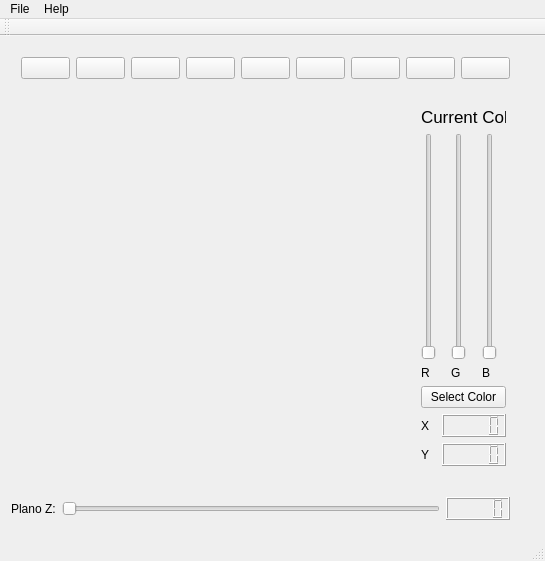
Qt form projeto/mainwindow.ui (davisouzaf/projetoProgramacao) before a commit.
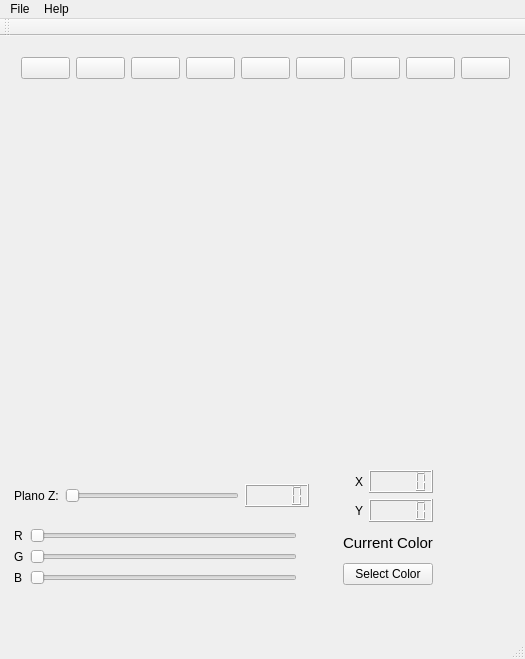
The same form after that commit. Icons and pictures are not drawn. Custom widgets are drawn as their Qt base class.

Diff of the .ui file:
```diff
--- a/projeto/mainwindow.ui
+++ b/projeto/mainwindow.ui
@@ -9,8 +9,8 @@
    <rect>
     <x>0</x>
     <y>0</y>
-    <width>545</width>
-    <height>561</height>
+    <width>525</width>
+    <height>659</height>
    </rect>
   </property>
   <property name="windowTitle">
@@ -20,48 +20,13 @@
    <widget class="Plotter" name="widget" native="true">
     <property name="geometry">
      <rect>
-      <x>10</x>
-      <y>80</y>
+      <x>90</x>
+      <y>70</y>
       <width>341</width>
       <height>341</height>
      </rect>
     </property>
    </widget>
-   <widget class="QWidget" name="layoutWidget">
-    <property name="geometry">
-     <rect>
-      <x>0</x>
-      <y>450</y>
-      <width>521</width>
-      <height>46</height>
-     </rect>
-    </property>
-    <layout class="QGridLayout" name="gridLayout">
-     <item row="0" column="0">
-      <widget class="QLabel" name="label">
-       <property name="text">
-        <string>Plano Z:</string>
-       </property>
-      </widget>
-     </item>
-     <item row="0" column="1">
-      <widget class="QSlider" name="horizontalSliderZ">
-       <property name="minimum">
-        <number>1</number>
-       </property>
-       <property name="maximum">
-        <number>10</number>
-       </property>
-       <property name="orientation">
-        <enum>Qt::Horizontal</enum>
-       </property>
-      </widget>
-     </item>
-     <item row="0" column="2">
-      <widget class="QLCDNumber" name="lcdNumberZ"/>
-     </item>
-    </layout>
-   </widget>
    <widget class="QWidget" name="layoutWidget">
     <property name="geometry">
      <rect>
@@ -227,47 +192,102 @@
      </item>
     </layout>
    </widget>
-   <widget class="QWidget" name="layoutWidget">
+   <widget class="QWidget" name="">
     <property name="geometry">
      <rect>
-      <x>410</x>
-      <y>60</y>
-      <width>107</width>
-      <height>381</height>
+      <x>3</x>
+      <y>423</y>
+      <width>441</width>
+      <height>137</height>
      </rect>
     </property>
     <layout class="QVBoxLayout" name="verticalLayout_5">
      <item>
-      <widget class="QLabel" name="label_5">
-       <property name="font">
-        <font>
-         <pointsize>13</pointsize>
-        </font>
-       </property>
-       <property name="text">
-        <string>Current Color</string>
-       </property>
-      </widget>
+      <layout class="QHBoxLayout" name="horizontalLayout_5" stretch="20,0,0">
+       <item>
+        <layout class="QGridLayout" name="gridLayout">
+         <item row="0" column="2">
+          <widget class="QLCDNumber" name="lcdNumberZ"/>
+         </item>
+         <item row="0" column="0">
+          <widget class="QLabel" name="label">
+           <property name="text">
+            <string>Plano Z:</string>
+           </property>
+          </widget>
+         </item>
+         <item row="0" column="1">
+          <widget class="QSlider" name="horizontalSliderZ">
+           <property name="minimum">
+            <number>1</number>
+           </property>
+           <property name="maximum">
+            <number>10</number>
+           </property>
+           <property name="orientation">
+            <enum>Qt::Horizontal</enum>
+           </property>
+          </widget>
+         </item>
+        </layout>
+       </item>
+       <item>
+        <spacer name="horizontalSpacer_2">
+         <property name="orientation">
+          <enum>Qt::Horizontal</enum>
+         </property>
+         <property name="sizeHint" stdset="0">
+          <size>
+           <width>40</width>
+           <height>20</height>
+          </size>
+         </property>
+        </spacer>
+       </item>
+       <item>
+        <layout class="QVBoxLayout" name="verticalLayout_4">
+         <item>
+          <layout class="QHBoxLayout" name="horizontalLayout_3">
+           <item>
+            <widget class="QLabel" name="label_6">
+             <property name="text">
+              <string>X</string>
+             </property>
+            </widget>
+           </item>
+           <item>
+            <widget class="QLCDNumber" name="lcdNumber">
+             <property name="enabled">
+              <bool>true</bool>
+             </property>
+            </widget>
+           </item>
+          </layout>
+         </item>
+         <item>
+          <layout class="QHBoxLayout" name="horizontalLayout_2" stretch="0,0">
+           <item>
+            <widget class="QLabel" name="label_7">
+             <property name="text">
+              <string>Y</string>
+             </property>
+            </widget>
+           </item>
+           <item>
+            <widget class="QLCDNumber" name="lcdNumber_2"/>
+           </item>
+          </layout>
+         </item>
+        </layout>
+       </item>
+      </layout>
      </item>
      <item>
-      <layout class="QVBoxLayout" name="verticalLayout_4">
+      <layout class="QHBoxLayout" name="horizontalLayout_4" stretch="20,0,0">
        <item>
         <layout class="QHBoxLayout" name="horizontalLayout">
          <item>
-          <layout class="QVBoxLayout" name="verticalLayout_3">
-           <item>
-            <widget class="QSlider" name="verticalSlider">
-             <property name="enabled">
-              <bool>false</bool>
-             </property>
-             <property name="maximum">
-              <number>255</number>
-             </property>
-             <property name="orientation">
-              <enum>Qt::Vertical</enum>
-             </property>
-            </widget>
-           </item>
+          <layout class="QVBoxLayout" name="verticalLayout">
            <item>
             <widget class="QLabel" name="label_2">
              <property name="text">
@@ -275,23 +295,6 @@
              </property>
             </widget>
            </item>
-          </layout>
-         </item>
-         <item>
-          <layout class="QVBoxLayout" name="verticalLayout_2">
-           <item>
-            <widget class="QSlider" name="verticalSlider_2">
-             <property name="enabled">
-              <bool>false</bool>
-             </property>
-             <property name="maximum">
-              <number>255</number>
-             </property>
-             <property name="orientation">
-              <enum>Qt::Vertical</enum>
-             </property>
-            </widget>
-           </item>
            <item>
             <widget class="QLabel" name="label_3">
              <property name="text">
@@ -299,23 +302,6 @@
              </property>
             </widget>
            </item>
-          </layout>
-         </item>
-         <item>
-          <layout class="QVBoxLayout" name="verticalLayout">
-           <item>
-            <widget class="QSlider" name="verticalSlider_3">
-             <property name="enabled">
-              <bool>false</bool>
-             </property>
-             <property name="maximum">
-              <number>255</number>
-             </property>
-             <property name="orientation">
-              <enum>Qt::Vertical</enum>
-             </property>
-            </widget>
-           </item>
            <item>
             <widget class="QLabel" name="label_4">
              <property name="text">
@@ -325,46 +311,86 @@
            </item>
           </layout>
          </item>
+         <item>
+          <layout class="QVBoxLayout" name="verticalLayout_2">
+           <item>
+            <widget class="QSlider" name="horizontalSliderR">
+             <property name="enabled">
+              <bool>false</bool>
+             </property>
+             <property name="maximum">
+              <number>255</number>
+             </property>
+             <property name="orientation">
+              <enum>Qt::Horizontal</enum>
+             </property>
+            </widget>
+           </item>
+           <item>
+            <widget class="QSlider" name="horizontalSliderG">
+             <property name="enabled">
+              <bool>false</bool>
+             </property>
+             <property name="maximum">
+              <number>255</number>
+             </property>
+             <property name="orientation">
+              <enum>Qt::Horizontal</enum>
+             </property>
+            </widget>
+           </item>
+           <item>
+            <widget class="QSlider" name="horizontalSliderB">
+             <property name="enabled">
+              <bool>false</bool>
+             </property>
+             <property name="maximum">
+              <number>255</number>
+             </property>
+             <property name="orientation">
+              <enum>Qt::Horizontal</enum>
+             </property>
+            </widget>
+           </item>
+          </layout>
+         </item>
         </layout>
        </item>
        <item>
-        <widget class="QPushButton" name="ColorButton">
-         <property name="text">
-          <string>Select Color</string>
+        <spacer name="horizontalSpacer">
+         <property name="orientation">
+          <enum>Qt::Horizontal</enum>
          </property>
-        </widget>
-       </item>
-      </layout>
-     </item>
-     <item>
-      <layout class="QHBoxLayout" name="horizontalLayout_3">
-       <item>
-        <widget class="QLabel" name="label_6">
-         <property name="text">
-          <string>X</string>
+         <property name="sizeHint" stdset="0">
+          <size>
+           <width>40</width>
+           <height>20</height>
+          </size>
          </property>
-        </widget>
+        </spacer>
        </item>
        <item>
-        <widget class="QLCDNumber" name="lcdNumber">
-         <property name="enabled">
-          <bool>true</bool>
-         </property>
-        </widget>
-       </item>
-      </layout>
-     </item>
-     <item>
-      <layout class="QHBoxLayout" name="horizontalLayout_2">
-       <item>
-        <widget class="QLabel" name="label_7">
-         <property name="text">
-          <string>Y</string>
-         </property>
-        </widget>
-       </item>
-       <item>
-        <widget class="QLCDNumber" name="lcdNumber_2"/>
+        <layout class="QVBoxLayout" name="verticalLayout_3" stretch="0,90">
+         <item>
+          <widget class="QLabel" name="label_5">
+           <property name="font">
+            <font>
+             <pointsize>11</pointsize>
+            </font>
+           </property>
+           <property name="text">
+            <string>Current Color</string>
+           </property>
+          </widget>
+         </item>
+         <item>
+          <widget class="QPushButton" name="ColorButton">
+           <property name="text">
+            <string>Select Color</string>
+           </property>
+          </widget>
+         </item>
+        </layout>
        </item>
       </layout>
      </item>
@@ -376,8 +402,8 @@
     <rect>
      <x>0</x>
      <y>0</y>
-     <width>545</width>
-     <height>21</height>
+     <width>525</width>
+     <height>22</height>
     </rect>
    </property>
    <widget class="QMenu" name="menuFile">
```
Left out of the diff: 28 changed lines with no effect on the pictures.
